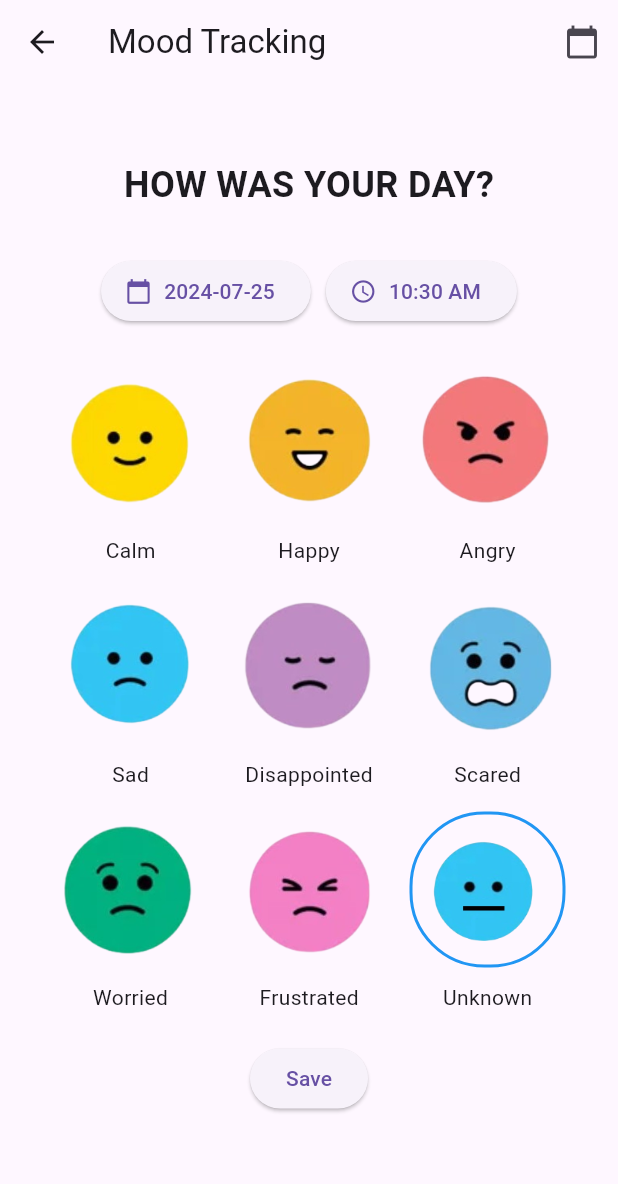
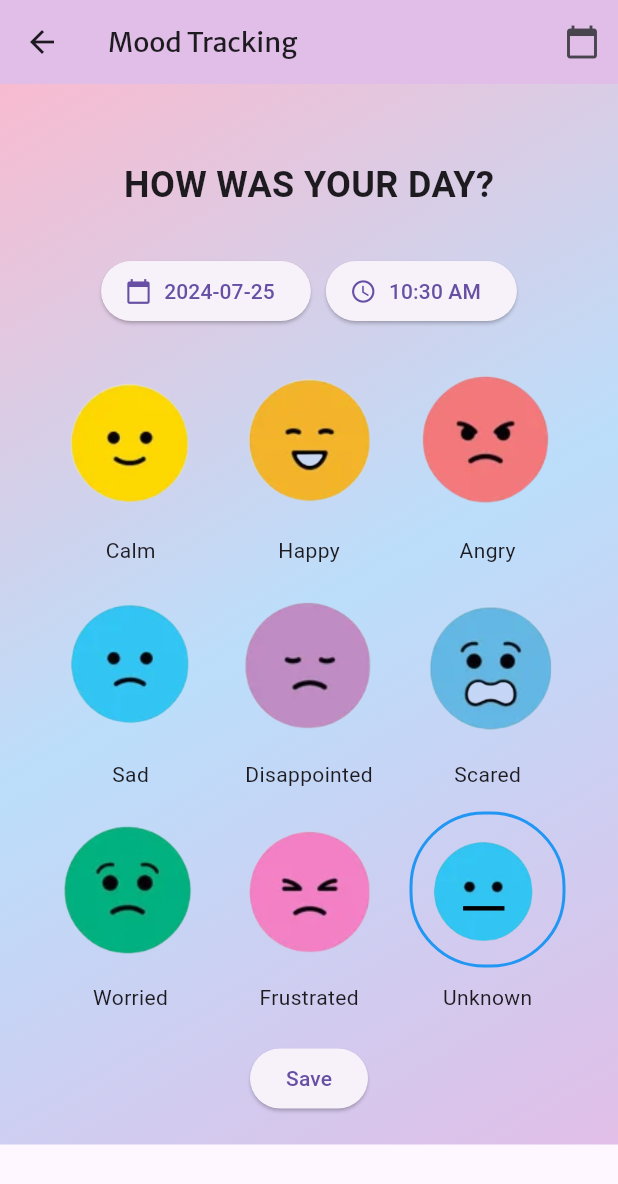
Before and after one commit to Rayz18/calm_space, a Flutter app: the MoodTrackingPage screen opened by its route, on a phone screen of 412 x 824 dp. Shown: the top 1184 px of the screen. Run offline on Flutter 3.47's test engine with Material 3 defaults, Android fonts, the phone set to English and light mode, and no system bars; our stand-ins replace shared_preferences; accounts and stored records are empty.

Commit message:
color scheme upgrade

```diff
--- a/lib/mood_tracker_page.dart
+++ b/lib/mood_tracker_page.dart
@@ -81,7 +81,13 @@ class _MoodTrackingPageState extends State<MoodTrackingPage> {
       },
       child: Scaffold(
         appBar: AppBar(
-          title: Text('Mood Tracking'),
+          title: Text(
+            'Mood Tracking',
+            style: TextStyle(
+              fontFamily: 'Sans',
+              fontSize: 18,
+            ),
+          ),
           leading: IconButton(
             icon: Icon(Icons.arrow_back),
             onPressed: () {
@@ -107,8 +113,22 @@ class _MoodTrackingPageState extends State<MoodTrackingPage> {
               },
             ),
           ],
+          backgroundColor:
+              Colors.purple[100], // Set AppBar background color to pastel pink
         ),
-        body: SingleChildScrollView(
+        body: Container(
+          decoration: BoxDecoration(
+            gradient: LinearGradient(
+              colors: [
+                Colors.pink[100]!,
+                Colors.blue[100]!,
+                Colors.purple[100]!
+              ],
+              begin: Alignment.topLeft,
+              end: Alignment.bottomRight,
+            ),
+          ),
+          child: SingleChildScrollView(
             child: Padding(
               padding: const EdgeInsets.all(20.0),
               child: Column(
@@ -159,6 +179,7 @@ class _MoodTrackingPageState extends State<MoodTrackingPage> {
             ),
           ),
         ),
+      ),
     );
   }
 
```
Also changed, not shown: lib/mood_calendar_page.dart (+18 -9 lines). Lines whose indentation alone changed are shown as unchanged.
